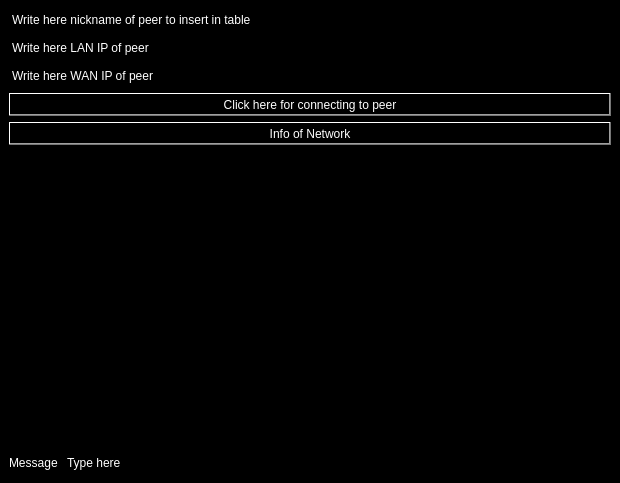
First picture: the form in Freechat/Designer/freechat.ui, repository bogdyname/Freechat-Windows, before the edit.
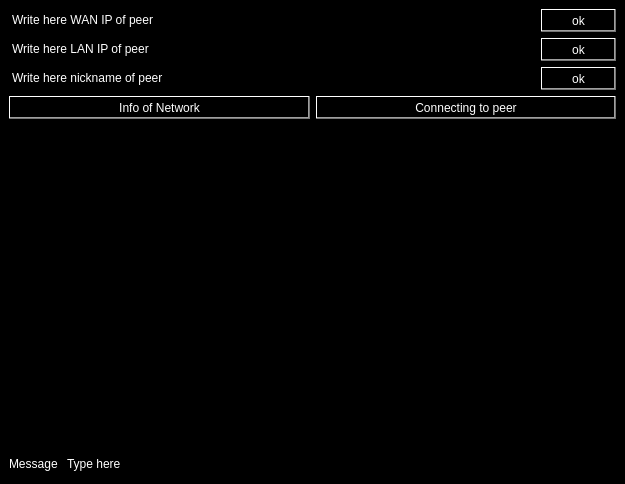
Second picture: the form after the edit. Icons and pictures are not drawn.

The edit to the form file:
```diff
--- a/Freechat/Designer/freechat.ui
+++ b/Freechat/Designer/freechat.ui
@@ -6,8 +6,8 @@
    <rect>
     <x>0</x>
     <y>0</y>
-    <width>620</width>
-    <height>483</height>
+    <width>625</width>
+    <height>484</height>
    </rect>
   </property>
   <property name="windowTitle">
@@ -33,50 +33,104 @@
    <property name="bottomMargin">
     <number>9</number>
    </property>
-   <item row="2" column="0">
-    <layout class="QHBoxLayout">
-     <property name="spacing">
-      <number>6</number>
-     </property>
-     <property name="leftMargin">
-      <number>0</number>
-     </property>
-     <property name="topMargin">
-      <number>0</number>
-     </property>
-     <property name="rightMargin">
-      <number>0</number>
-     </property>
-     <property name="bottomMargin">
-      <number>0</number>
-     </property>
-     <item>
-      <widget class="QLabel" name="labelMessage">
-       <property name="styleSheet">
-        <string notr="true">font: 8pt &quot;Letter Gothic Std&quot;;
-background-color: qlineargradient(spread:pad, x1:1, y1:0, x2:1, y2:0, stop:0.392045 rgba(0, 0, 0, 255), stop:0.607955 rgba(255, 255, 255, 255));
-color: rgb(255, 255, 255);</string>
-       </property>
-       <property name="text">
-        <string>Message</string>
-       </property>
-      </widget>
-     </item>
-     <item>
-      <widget class="QLineEdit" name="lineForTypeText">
-       <property name="styleSheet">
-        <string notr="true">font: 8pt &quot;Letter Gothic Std&quot;;
-color: rgb(255, 255, 255);
-background-color: qlineargradient(spread:pad, x1:1, y1:0, x2:1, y2:0, stop:0.392045 rgba(0, 0, 0, 255), stop:0.607955 rgba(255, 255, 255, 255));</string>
-       </property>
-       <property name="text">
-        <string>Type here</string>
-       </property>
-      </widget>
-     </item>
-    </layout>
-   </item>
    <item row="1" column="0">
+    <layout class="QVBoxLayout" name="verticalLayout">
+     <item>
+      <layout class="QHBoxLayout" name="horizontalLayout_6">
+       <property name="bottomMargin">
+        <number>0</number>
+       </property>
+       <item>
+        <widget class="QLineEdit" name="writeWanIpOfPeer">
+         <property name="styleSheet">
+          <string notr="true">color: rgb(255, 255, 255);
+font: 57 12pt &quot;Letter Gothic Std&quot;;</string>
+         </property>
+         <property name="text">
+          <string>Write here WAN IP of peer</string>
+         </property>
+        </widget>
+       </item>
+       <item>
+        <widget class="QPushButton" name="wanButton">
+         <property name="styleSheet">
+          <string notr="true">color: rgb(255, 255, 255);
+font: 57 12pt &quot;Letter Gothic Std&quot;;</string>
+         </property>
+         <property name="text">
+          <string>ok</string>
+         </property>
+        </widget>
+       </item>
+      </layout>
+     </item>
+     <item>
+      <layout class="QHBoxLayout" name="horizontalLayout_5">
+       <property name="bottomMargin">
+        <number>0</number>
+       </property>
+       <item>
+        <widget class="QLineEdit" name="writeLanIpOfPeer">
+         <property name="styleSheet">
+          <string notr="true">color: rgb(255, 255, 255);
+font: 57 12pt &quot;Letter Gothic Std&quot;;</string>
+         </property>
+         <property name="text">
+          <string>Write here LAN IP of peer</string>
+         </property>
+        </widget>
+       </item>
+       <item>
+        <widget class="QPushButton" name="lanButton">
+         <property name="styleSheet">
+          <string notr="true">color: rgb(255, 255, 255);
+font: 57 12pt &quot;Letter Gothic Std&quot;;</string>
+         </property>
+         <property name="text">
+          <string>ok</string>
+         </property>
+        </widget>
+       </item>
+      </layout>
+     </item>
+     <item>
+      <layout class="QHBoxLayout" name="horizontalLayout_4">
+       <property name="spacing">
+        <number>6</number>
+       </property>
+       <property name="leftMargin">
+        <number>0</number>
+       </property>
+       <property name="bottomMargin">
+        <number>0</number>
+       </property>
+       <item>
+        <widget class="QLineEdit" name="writeNickOfPeer">
+         <property name="styleSheet">
+          <string notr="true">color: rgb(255, 255, 255);
+font: 57 12pt &quot;Letter Gothic Std&quot;;</string>
+         </property>
+         <property name="text">
+          <string>Write here nickname of peer</string>
+         </property>
+        </widget>
+       </item>
+       <item>
+        <widget class="QPushButton" name="nickButton">
+         <property name="styleSheet">
+          <string notr="true">color: rgb(255, 255, 255);
+font: 57 12pt &quot;Letter Gothic Std&quot;;</string>
+         </property>
+         <property name="text">
+          <string>ok</string>
+         </property>
+        </widget>
+       </item>
+      </layout>
+     </item>
+    </layout>
+   </item>
+   <item row="3" column="0">
     <layout class="QHBoxLayout">
      <property name="spacing">
       <number>6</number>
@@ -130,52 +184,54 @@
      </item>
     </layout>
    </item>
-   <item row="0" column="0">
-    <layout class="QVBoxLayout" name="verticalLayout">
+   <item row="4" column="0">
+    <layout class="QHBoxLayout">
+     <property name="spacing">
+      <number>6</number>
+     </property>
+     <property name="leftMargin">
+      <number>0</number>
+     </property>
+     <property name="topMargin">
+      <number>0</number>
+     </property>
+     <property name="rightMargin">
+      <number>0</number>
+     </property>
+     <property name="bottomMargin">
+      <number>0</number>
+     </property>
      <item>
-      <widget class="QLineEdit" name="writeNickOfPeer">
+      <widget class="QLabel" name="labelMessage">
        <property name="styleSheet">
-        <string notr="true">color: rgb(255, 255, 255);
-font: 57 12pt &quot;Letter Gothic Std&quot;;</string>
+        <string notr="true">font: 8pt &quot;Letter Gothic Std&quot;;
+background-color: qlineargradient(spread:pad, x1:1, y1:0, x2:1, y2:0, stop:0.392045 rgba(0, 0, 0, 255), stop:0.607955 rgba(255, 255, 255, 255));
+color: rgb(255, 255, 255);</string>
        </property>
        <property name="text">
-        <string>Write here nickname of peer to insert in table</string>
+        <string>Message</string>
        </property>
       </widget>
      </item>
      <item>
-      <widget class="QLineEdit" name="writeIpOfPeer">
+      <widget class="QLineEdit" name="lineForTypeText">
        <property name="styleSheet">
-        <string notr="true">color: rgb(255, 255, 255);
-font: 57 12pt &quot;Letter Gothic Std&quot;;</string>
+        <string notr="true">font: 8pt &quot;Letter Gothic Std&quot;;
+color: rgb(255, 255, 255);
+background-color: qlineargradient(spread:pad, x1:1, y1:0, x2:1, y2:0, stop:0.392045 rgba(0, 0, 0, 255), stop:0.607955 rgba(255, 255, 255, 255));</string>
        </property>
        <property name="text">
-        <string>Write here LAN IP of peer</string>
+        <string>Type here</string>
        </property>
       </widget>
      </item>
-     <item>
-      <widget class="QLineEdit" name="lineEdit">
-       <property name="styleSheet">
-        <string notr="true">color: rgb(255, 255, 255);
-font: 57 12pt &quot;Letter Gothic Std&quot;;</string>
-       </property>
-       <property name="text">
-        <string>Write here WAN IP of peer</string>
-       </property>
-      </widget>
-     </item>
-     <item>
-      <widget class="QPushButton" name="connectionToPeer">
-       <property name="styleSheet">
-        <string notr="true">color: rgb(255, 255, 255);
-font: 57 12pt &quot;Letter Gothic Std&quot;;</string>
-       </property>
-       <property name="text">
-        <string>Click here for connecting to peer</string>
-       </property>
-      </widget>
-     </item>
+    </layout>
+   </item>
+   <item row="2" column="0">
+    <layout class="QHBoxLayout" name="horizontalLayout_3">
+     <property name="bottomMargin">
+      <number>0</number>
+     </property>
      <item>
       <widget class="QPushButton" name="showNetworkInfo">
        <property name="styleSheet">
@@ -187,6 +243,17 @@
        </property>
       </widget>
      </item>
+     <item>
+      <widget class="QPushButton" name="connectionToPeer">
+       <property name="styleSheet">
+        <string notr="true">color: rgb(255, 255, 255);
+font: 57 12pt &quot;Letter Gothic Std&quot;;</string>
+       </property>
+       <property name="text">
+        <string>Connecting to peer</string>
+       </property>
+      </widget>
+     </item>
     </layout>
    </item>
   </layout>
```
